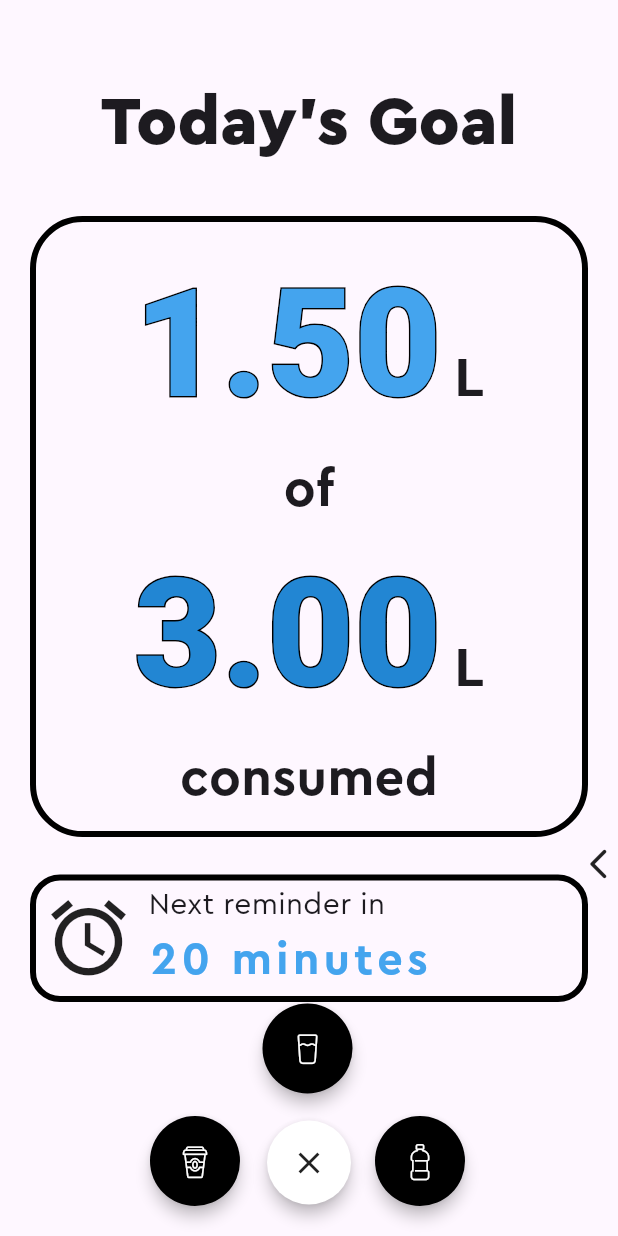
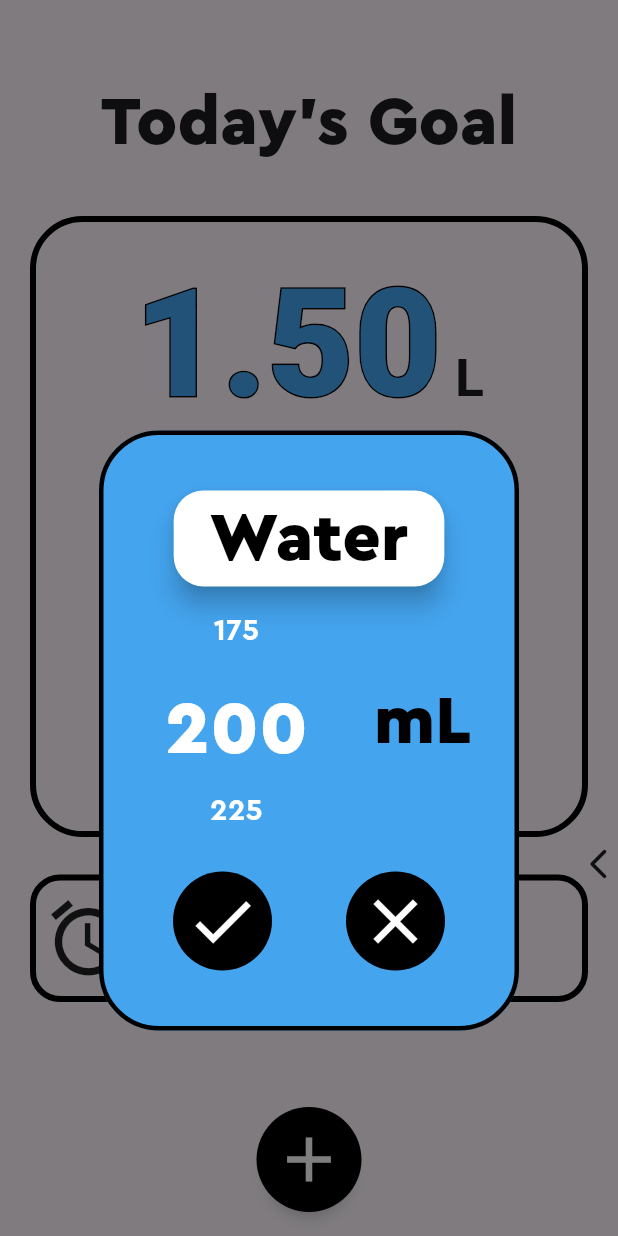
Before and after one commit to Anshu-79/aqua, a Flutter app: the screen it shows after launch, after a tap on the "close" icon, on a phone screen of 412 x 824 dp. Run offline on Flutter 3.47's test engine with Material 3 defaults, Android fonts, the phone set to English and light mode, and no system bars; drawn by our look-alikes of liquid_swipe, numberpicker; project files that could hold a hidden picture were left out.

Commit message:
add dialog box, fix Inkwell shape

```diff
--- /dev/null
+++ b/lib/dialog_boxes.dart
@@ -0,0 +1,85 @@
+import 'package:flutter/material.dart';
+import 'package:numberpicker/numberpicker.dart';
+
+import 'package:aqua/utils.dart' as utils;
+
+class AddWaterDialog extends StatefulWidget {
+  const AddWaterDialog({super.key});
+
+  @override
+  State<AddWaterDialog> createState() => _AddWaterDialogState();
+}
+
+class _AddWaterDialogState extends State<AddWaterDialog> {
+  int _currentValue = 200;
+
+  @override
+  Widget build(BuildContext context) {
+    return Dialog(
+        insetPadding: const EdgeInsets.only(top: 150),
+        shape: RoundedRectangleBorder(
+            borderRadius: BorderRadius.circular(40),
+            side: BorderSide(width: 3, color: Theme.of(context).primaryColor)),
+        backgroundColor: Theme.of(context).splashColor,
+        surfaceTintColor: Colors.transparent,
+        child: Container(
+          alignment: Alignment.bottomCenter,
+          height: 400,
+          width: 150,
+          child: Column(
+            mainAxisAlignment: MainAxisAlignment.center,
+            children: [
+              ElevatedButton(
+                onPressed: () {},
+                style: ButtonStyle(
+                    elevation: MaterialStateProperty.all(7),
+                    shape: MaterialStateProperty.all(RoundedRectangleBorder(
+                        borderRadius: BorderRadius.circular(20))),
+                    backgroundColor: MaterialStateProperty.all(Colors.white)),
+                child: Text(
+                  "Water",
+                  style: utils.ThemeText.dialogText,
+                ),
+              ),
+              Row(
+                mainAxisAlignment: MainAxisAlignment.spaceEvenly,
+                children: [
+                  NumberPicker(
+                      itemHeight: 60,
+                      itemWidth: 120,
+                      selectedTextStyle: const TextStyle(
+                          color: Colors.white,
+                          fontWeight: FontWeight.w900,
+                          fontSize: 50),
+                      textStyle: const TextStyle(
+                          color: Colors.white,
+                          fontWeight: FontWeight.bold,
+                          fontSize: 20),
+                      axis: Axis.vertical,
+                      minValue: 25,
+                      step: 25,
+                      maxValue: 1000,
+                      value: _currentValue,
+                      onChanged: (value) =>
+                          setState(() => _currentValue = value)),
+                  Text(
+                    "mL",
+                    style: utils.ThemeText.dialogText,
+                  )
+                ],
+              ),
+               Padding(
+                padding: EdgeInsets.only(top: 10),
+                child: Row(
+                  mainAxisAlignment: MainAxisAlignment.spaceEvenly,
+                  children: [
+                    utils.addDrinkDialogButtons(icon: Icon(Icons.check), function:() => {},),
+                    utils.addDrinkDialogButtons(icon: Icon(Icons.close), function: () => Navigator.of(context, rootNavigator: true).pop())
+                  ],
+                ),
+              )
+            ],
+          ),
+        ));
+  }
+}
--- a/lib/expandable_fab.dart
+++ b/lib/expandable_fab.dart
@@ -1,5 +1,7 @@
 import 'package:flutter/material.dart';
 import 'dart:math' as math;
+
+import 'package:aqua/dialog_boxes.dart';
 
 @immutable
 class ExpandableFab extends StatefulWidget {
@@ -30,7 +32,7 @@ class _ExpandableFabState extends State<ExpandableFab>
     _open = widget.initialOpen ?? false;
     _controller = AnimationController(
       value: _open ? 1.0 : 0.0,
-      duration: const Duration(milliseconds: 250),
+      duration: const Duration(milliseconds: 125),
       vsync: this,
     );
     _expandAnimation = CurvedAnimation(
@@ -122,28 +124,47 @@ class _ExpandableFabState extends State<ExpandableFab>
     return IgnorePointer(
       ignoring: _open,
       child: AnimatedContainer(
+        decoration: BoxDecoration(borderRadius: BorderRadius.circular(100)),
         transformAlignment: Alignment.center,
         transform: Matrix4.diagonal3Values(
           _open ? 0.7 : 1.0,
           _open ? 0.7 : 1.0,
           1.0,
         ),
-        duration: const Duration(milliseconds: 250),
+        duration: const Duration(milliseconds: 125),
         curve: const Interval(0.0, 0.5, curve: Curves.easeOut),
         child: AnimatedOpacity(
           opacity: _open ? 0.0 : 1.0,
           curve: const Interval(0.25, 1.0, curve: Curves.easeInOut),
-          duration: const Duration(milliseconds: 250),
+          duration: const Duration(milliseconds: 125),
           child: Material(
-            shape: const CircleBorder(eccentricity: 0),
+            borderRadius: BorderRadius.circular(100),
             color: Theme.of(context).primaryColor,
             child: SizedBox(
               width: 70,
               height: 70,
               child: InkWell(
-                //splashColor: Colors.blue,
-                onTap: _toggle,
-                onLongPress: () {},
+                borderRadius: BorderRadius.circular(100),
+                onLongPress: _toggle,
+                onTap: () {
+                  showGeneralDialog(
+                      barrierDismissible: false,
+                      transitionDuration: const Duration(milliseconds: 150),
+                      transitionBuilder: (context, a1, a2, child) {
+                        return ScaleTransition(
+                            scale:
+                                Tween<double>(begin: 0.5, end: 1.0).animate(a1),
+                            child: FadeTransition(
+                              opacity: Tween<double>(begin: 0.5, end: 1.0)
+                                  .animate(a1),
+                              child: AddWaterDialog(),
+                            ));
+                      },
+                      context: context,
+                      pageBuilder: (context, a1, a2) {
+                        return Placeholder();
+                      });
+                },
                 child: Icon(Icons.add,
                     size: 50, color: Theme.of(context).canvasColor),
               ),
--- a/lib/home.dart
+++ b/lib/home.dart
@@ -142,7 +142,7 @@ class HomeScreen extends StatelessWidget {
           ),
           fab.ActionButton(
             onPressed: () {},
-            icon: const Icon(Icomoon.water_bottle),
+            icon: const Icon(Icomoon.soda_can),
           ),
         ],
       ),
--- a/lib/icomoon_icons.dart
+++ b/lib/icomoon_icons.dart
@@ -1,4 +1,10 @@
-
+// Place fonts/icomoon.ttf in your fonts/ directory and
+// add the following to your pubspec.yaml
+// flutter:
+//   fonts:
+//    - family: icomoon
+//      fonts:
+//       - asset: fonts/icomoon.ttf
 import 'package:flutter/widgets.dart';
 
 class Icomoon {
@@ -6,11 +12,13 @@ class Icomoon {
 
   static const String _fontFamily = 'icomoon';
 
-  static const IconData can = IconData(0xe901, fontFamily: _fontFamily);
+  static const IconData soda_can = IconData(0xe900, fontFamily: _fontFamily);
+  static const IconData iced_liquid = IconData(0xe904, fontFamily: _fontFamily);
+  static const IconData juice = IconData(0xe90d, fontFamily: _fontFamily);
+  static const IconData juice_can = IconData(0xe901, fontFamily: _fontFamily);
   static const IconData coffee_cup = IconData(0xe902, fontFamily: _fontFamily);
   static const IconData plastic_cup = IconData(0xe903, fontFamily: _fontFamily);
   static const IconData glass_drink = IconData(0xe905, fontFamily: _fontFamily);
-  static const IconData soda_can = IconData(0xe906, fontFamily: _fontFamily);
   static const IconData tea_cup = IconData(0xe907, fontFamily: _fontFamily);
   static const IconData water_bottle = IconData(0xe908, fontFamily: _fontFamily);
   static const IconData water_bucket = IconData(0xe909, fontFamily: _fontFamily);
--- a/lib/main.dart
+++ b/lib/main.dart
@@ -21,11 +21,12 @@ class Aqua extends StatelessWidget {
   @override
   Widget build(BuildContext context) {
 
-    //Brightness systemBrightness = MediaQuery.of(context).platformBrightness;
     Brightness systemBrightness = Brightness.light;
+    //systemBrightness = MediaQuery.of(context).platformBrightness;
 
     Color primaryColor = Colors.black;
     Color canvasColor = Colors.white;
+    Color splashColor = const Color(0xFF44A4EE);
 
     if (systemBrightness == Brightness.dark) {
       primaryColor = Colors.white;
@@ -40,6 +41,7 @@ class Aqua extends StatelessWidget {
           brightness: systemBrightness,
           primaryColor: primaryColor,
           canvasColor: canvasColor,
+          splashColor: splashColor,
         ),
         themeMode: ThemeMode.system,
         home: Builder(
--- a/lib/utils.dart
+++ b/lib/utils.dart
@@ -36,6 +36,12 @@ abstract class ThemeText {
       color: Color(0xFF44A4EE),
       letterSpacing: 3);
 
+  // Add Drink Dialog Box
+  static TextStyle dialogButtons =
+      const TextStyle(fontSize: 30, fontWeight: FontWeight.bold);
+
+  static TextStyle dialogText = const TextStyle(
+      fontSize: 45, fontWeight: FontWeight.w900, color: Colors.black);
 
   // Beverage Menu
   static TextStyle beverageName =
@@ -46,7 +52,6 @@ abstract class ThemeText {
 
   static TextStyle beverageWaterPercentage =
       const TextStyle(fontSize: 30, fontWeight: FontWeight.bold);
-
 
   // User Profile
   static TextStyle username = const TextStyle(
@@ -66,5 +71,26 @@ abstract class ThemeText {
 
   static TextStyle userStatsSubtext =
       const TextStyle(fontSize: 10, fontWeight: FontWeight.bold);
+}
 
+class addDrinkDialogButtons extends StatelessWidget {
+  const addDrinkDialogButtons(
+      {super.key, required this.icon, required this.function});
+  final Icon icon;
+  final Function function;
+
+  @override
+  Widget build(BuildContext context) {
+    return IconButton.filled(
+      icon: icon,
+      iconSize: 50,
+      style: ButtonStyle(
+        backgroundColor: MaterialStateProperty.all(Colors.black),
+        foregroundColor: MaterialStateProperty.all(Colors.white),
+      ),
+      onPressed: () => function(),
+
+      //Text(text, style: ThemeText.dialogButtons,)
+    );
+  }
 }
--- a/pubspec.yaml
+++ b/pubspec.yaml
@@ -38,6 +38,7 @@ dependencies:
   cupertino_icons: ^1.0.2
   firebase_core: ^2.25.4
   firebase_messaging: ^14.7.16
+  numberpicker: ^2.1.2
 
 dev_dependencies:
   flutter_test:
```
Also changed, not shown: assets/fonts/icomoon.svg, assets/fonts/icomoon.ttf, pubspec.lock, 2 other files.
